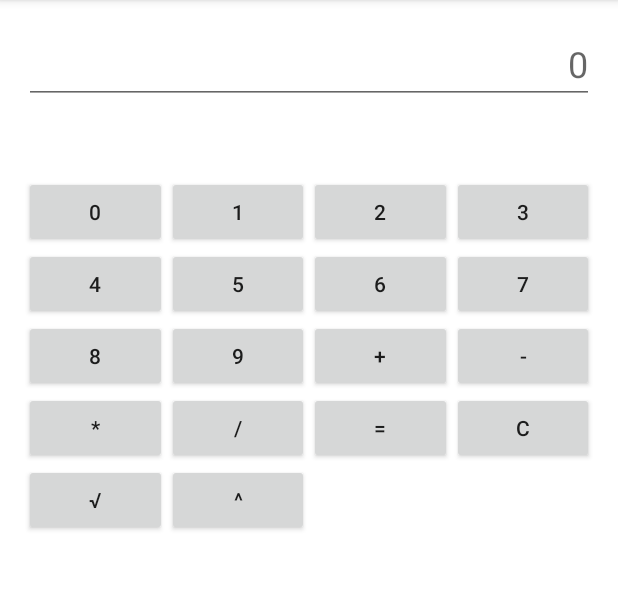
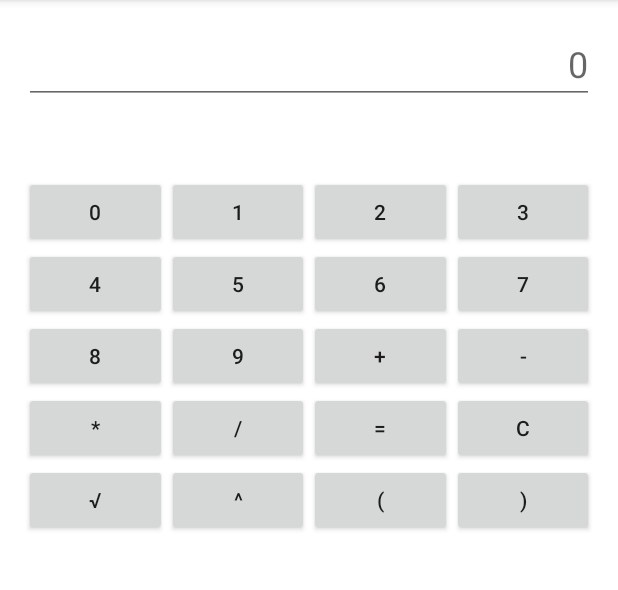
Before and after one commit to DufreyM/Laboratorio3-CC3087, an Android app built with Jetpack Compose: the screen it shows after launch (MainActivity), on a phone screen of 412 x 824 dp, the part 84-674 px from its top. Run offline under Robolectric (Android 15) with nearby library versions, the phone set to English and light mode, and no system bars.

Commit message:
Creación de parentesis

```diff
--- a/app/src/main/java/com/example/calculadoracientifica/MainActivity.kt
+++ b/app/src/main/java/com/example/calculadoracientifica/MainActivity.kt
@@ -4,7 +4,6 @@ import androidx.appcompat.app.AppCompatActivity
 import android.os.Bundle
 import android.widget.Button
 import android.widget.EditText
-import java.util.Stack
 import kotlin.math.*
 
 class MainActivity : AppCompatActivity() {
@@ -23,7 +22,8 @@ class MainActivity : AppCompatActivity() {
             R.id.button0, R.id.button1, R.id.button2, R.id.button3, R.id.button4,
             R.id.button5, R.id.button6, R.id.button7, R.id.button8, R.id.button9,
             R.id.buttonAdd, R.id.buttonSubtract, R.id.buttonMultiply, R.id.buttonDivide,
-            R.id.buttonEquals, R.id.buttonClear, R.id.buttonSqrt, R.id.buttonPower
+            R.id.buttonEquals, R.id.buttonClear, R.id.buttonSqrt, R.id.buttonPower,
+            R.id.OpenParenthesis, R.id.CloseParenthesis
         )
 
         buttons.forEach { id ->
--- a/app/src/main/res/layout/activity_main.xml
+++ b/app/src/main/res/layout/activity_main.xml
@@ -175,5 +175,21 @@
             android:layout_columnWeight="1"
             android:text="^"
             android:contentDescription="Botón potencia" />
+
+        <Button
+            android:id="@+id/OpenParenthesis"
+            android:layout_width="0dp"
+            android:layout_height="wrap_content"
+            android:layout_columnWeight="1"
+            android:text="("
+            android:contentDescription="Botón potencia"/>
+        <Button
+            android:id="@+id/CloseParenthesis"
+            android:layout_width="0dp"
+            android:layout_height="wrap_content"
+            android:layout_columnWeight="1"
+            android:text=")"
+            android:contentDescription="Botón potencia"/>
+
     </GridLayout>
 </RelativeLayout>
--- a/app/src/main/res/values/styles.xml
+++ b/app/src/main/res/values/styles.xml
@@ -9,4 +9,5 @@
         <item name="android:windowBackground">@color/white</item>
     </style>
 
+
 </resources>
```
Also changed, not shown: app/src/main/java/com/example/calculadoracientifica/ui/theme/Theme.kt (+0 -9 lines).
